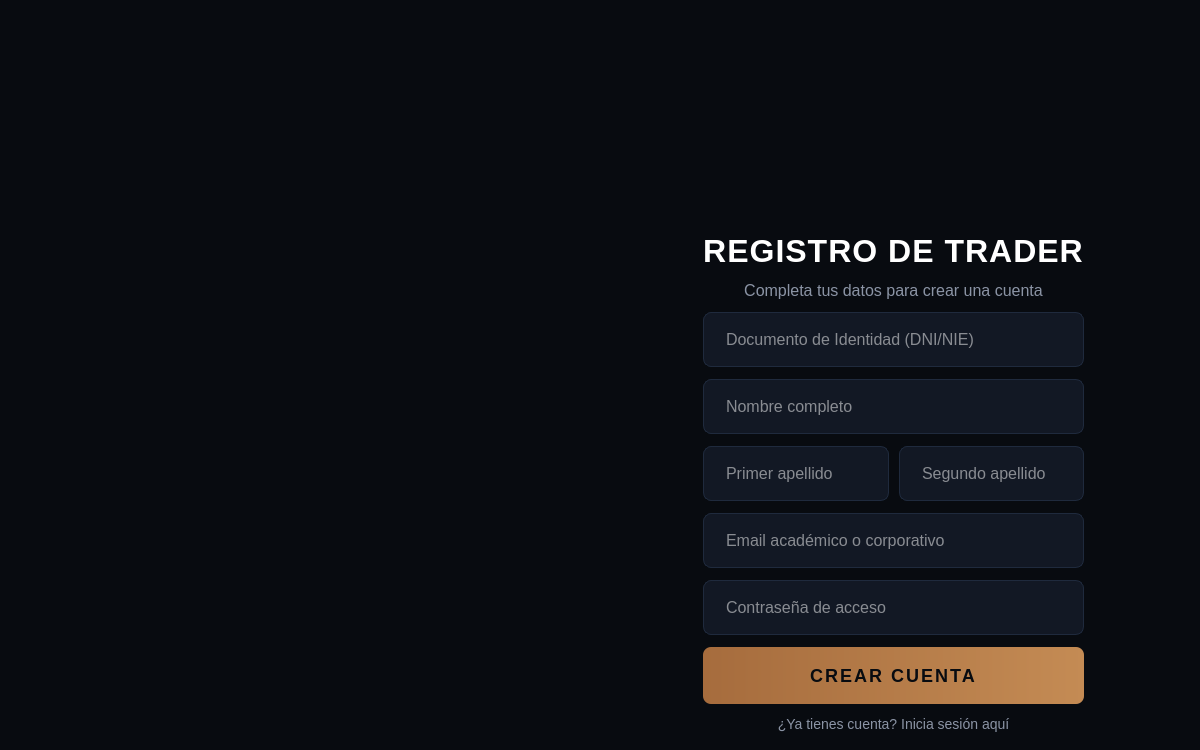
Old version of the form src/vista/ui/RegistroWindow.ui in the repository Willalgon/Crypto-Desktop-Exchange-App.
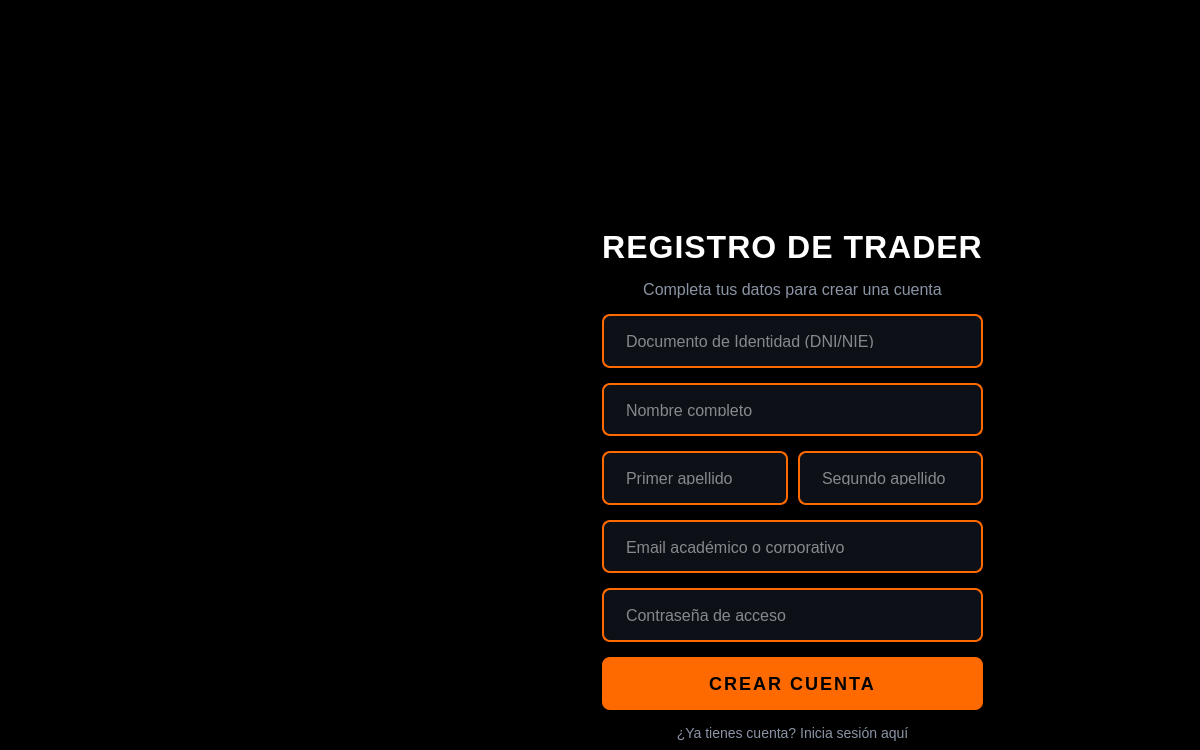
New version of the form. Icons and pictures are not drawn.

Patch:
```diff
--- a/src/vista/ui/RegistroWindow.ui
+++ b/src/vista/ui/RegistroWindow.ui
@@ -21,46 +21,45 @@
   </property>
   <property name="styleSheet">
    <string notr="true">
-    /* FONDO CONTINUO */
-    QMainWindow { background-color: #080B10; }
-    QFrame { background: transparent; border: none; }
-    
-    /* TEXTOS DEL LOGIN - Escalados */
+/* FONDO NEGRO PURO */
+QMainWindow { background-color: #000000; }
+QFrame { background: transparent; border: none; }
+
+/* TITULO EN NARANJA PURO */
 QLabel#lbl_titulo { 
     color: #FFFFFF; 
     font-size: 32px; 
     font-weight: bold; 
-    font-family: 'Inter', 'Roboto', 'Helvetica Neue', 'Arial', sans-serif;
+    font-family: 'Inter', 'Roboto', 'sans-serif';
     letter-spacing: 1px;
 }
+
 QLabel#lbl_subtitulo { 
     color: #8B94A5; 
     font-size: 16px; 
-    font-family: 'Inter', 'Roboto', 'Helvetica Neue', 'Arial', sans-serif;
+    font-family: 'Inter', 'Roboto', 'sans-serif';
 }
 
-/* CAMPOS DE TEXTO - Altura y legibilidad */
+/* BORDES DE RECUADROS NARANJAS */
 QLineEdit {
-    background-color: #121824;
-    border: 1px solid #1F2A3D;
+    background-color: #0D1117;
+    border: 2px solid #FF6A00; /* Borde naranja permanente */
     border-radius: 8px;
     color: #FFFFFF;
-    padding: 16px 20px;
+    padding: 18px 20px;
     font-size: 16px;
-    font-family: 'Roboto', sans-serif;
 }
 QLineEdit:focus {
     border: 1px solid #C48B54;
     background-color: #161D2B;
 }
 
-/* BOTÓN PRINCIPAL - Botón robusto */
+/* BOTÓN INICIAR SESIÓN NARANJA PURO */
 QPushButton#btn_registrar {
-    background-color: qlineargradient(x1:0, y1:0, x2:1, y2:0, stop:0 #A66C3D, stop:1 #C48B54);
-    color: #080B10;
+    background-color: #FF6A00; /* Naranja puro sólido */
+    color: #000000; /* Texto negro para contraste máximo */
     font-weight: bold;
     font-size: 18px;
-    font-family: 'Inter', 'Roboto', sans-serif;
     border-radius: 8px;
     padding: 18px;
     letter-spacing: 2px;
@@ -72,8 +71,7 @@
     color: #8B94A5; 
     background: transparent; 
     border: none; 
-    font-size: 14px; 
-    font-family: 'Inter', 'Roboto', sans-serif;
+    font-size: 14px;
 }
 QPushButton#btn_volver:hover { color: #C48B54; text-decoration: underline; }
    </string>
@@ -85,7 +83,7 @@
      <verstretch>0</verstretch>
     </sizepolicy>
    </property>
-   <layout class="QHBoxLayout" name="main_layout" stretch="1,1">
+   <layout class="QHBoxLayout" name="main_layout" stretch="1,2">
     <property name="spacing">
      <number>0</number>
     </property>
@@ -104,6 +102,21 @@
     <item>
      <widget class="QFrame" name="frame_left">
       <layout class="QVBoxLayout" name="verticalLayout_left">
+       <property name="spacing">
+        <number>0</number>
+       </property>
+       <property name="leftMargin">
+        <number>9</number>
+       </property>
+       <property name="topMargin">
+        <number>9</number>
+       </property>
+       <property name="rightMargin">
+        <number>9</number>
+       </property>
+       <property name="bottomMargin">
+        <number>9</number>
+       </property>
        <item>
         <widget class="QLabel" name="label_fondo">
          <property name="sizePolicy">
@@ -130,7 +143,10 @@
      <widget class="QFrame" name="frame_right">
       <layout class="QVBoxLayout" name="layout_right_main">
        <property name="leftMargin">
-        <number>10</number>
+        <number>0</number>
+       </property>
+       <property name="rightMargin">
+        <number>0</number>
        </property>
        <item>
         <spacer name="verticalSpacer_top">
@@ -169,7 +185,7 @@
          <item>
           <layout class="QVBoxLayout" name="master_vertical_block">
            <property name="spacing">
-            <number>15</number>
+            <number>20</number>
            </property>
            <item>
             <layout class="QVBoxLayout" name="layout_logo">
@@ -206,7 +222,7 @@
            <item>
             <layout class="QVBoxLayout" name="layout_formulario">
              <property name="spacing">
-              <number>12</number>
+              <number>15</number>
              </property>
              <property name="leftMargin">
               <number>40</number>
```
Left out of the diff: 10 changed lines with no effect on the pictures.
